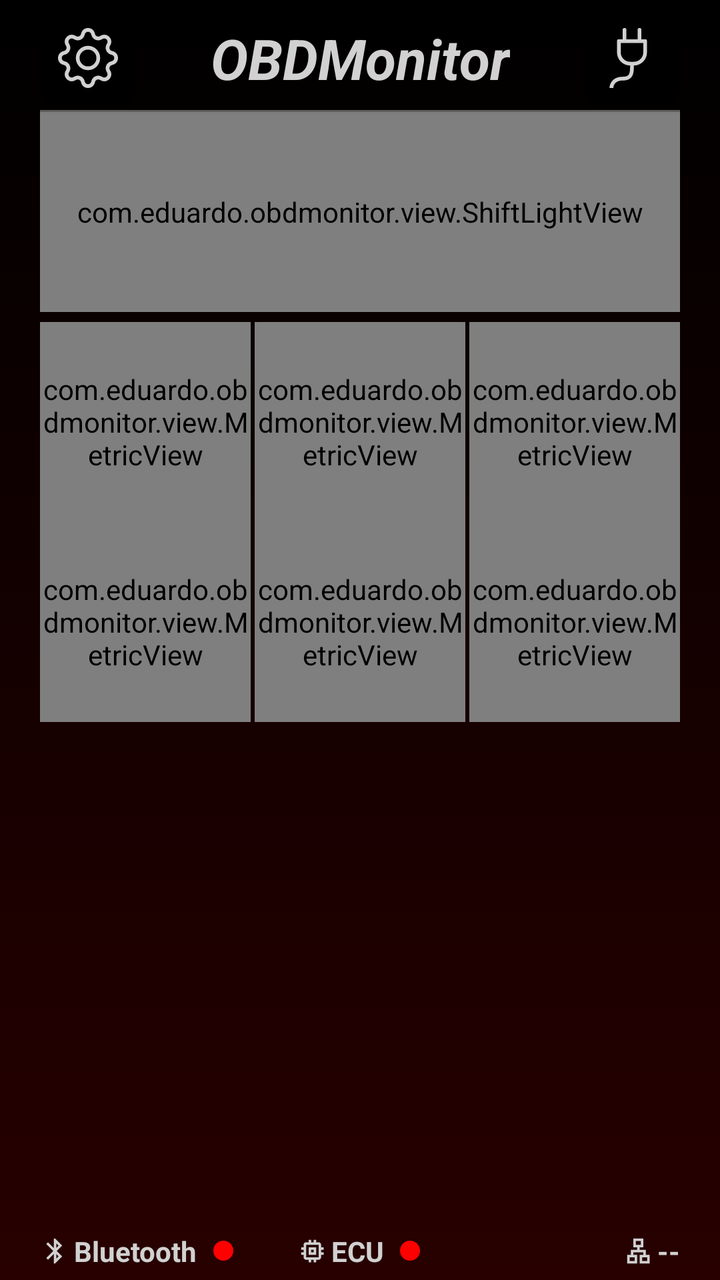
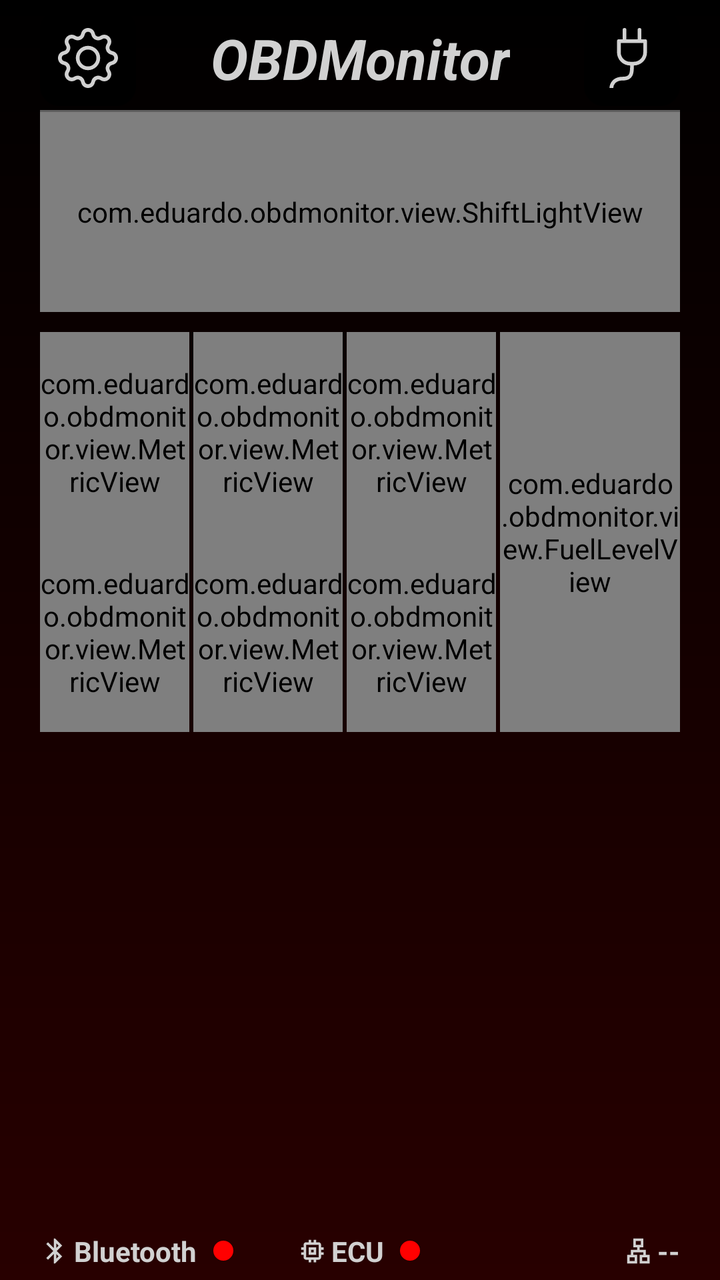

Screens rendered from an Android XML layout before and after an edit, with the pre-edit source and the edit as a unified diff.
<!-- AndroidManifest.xml: application theme Theme.OBDMonitor -->
<!-- res/layout/activity_dashboard.xml -->
<?xml version="1.0" encoding="utf-8"?>
<androidx.constraintlayout.widget.ConstraintLayout xmlns:android="http://schemas.android.com/apk/res/android"
    xmlns:app="http://schemas.android.com/apk/res-auto"
    xmlns:tools="http://schemas.android.com/tools"
    android:id="@+id/main"
    android:layout_width="match_parent"
    android:layout_height="match_parent"
    android:background="@drawable/application_background"
    tools:context=".ui.DashboardActivity">

    <androidx.constraintlayout.widget.ConstraintLayout
        android:id="@+id/containerDashboard"
        android:layout_width="0dp"
        android:layout_height="0dp"
        android:layout_marginStart="20dp"
        android:layout_marginTop="5dp"
        android:layout_marginEnd="20dp"
        android:layout_marginBottom="5dp"
        app:layout_constraintBottom_toBottomOf="parent"
        app:layout_constraintEnd_toEndOf="parent"
        app:layout_constraintStart_toStartOf="parent"
        app:layout_constraintTop_toTopOf="parent">

        <androidx.constraintlayout.widget.ConstraintLayout
            android:id="@+id/containerHeader"
            android:layout_width="0dp"
            android:layout_height="wrap_content"
            app:layout_constraintEnd_toEndOf="parent"
            app:layout_constraintStart_toStartOf="parent"
            app:layout_constraintTop_toTopOf="parent">

            <androidx.appcompat.widget.AppCompatImageButton
                android:id="@+id/btnSettings"
                style="@style/SettingsButtonComponent"
                app:layout_constraintBottom_toBottomOf="parent"
                app:layout_constraintStart_toStartOf="parent"
                app:layout_constraintTop_toTopOf="parent" />

            <TextView
                android:id="@+id/txtTitle"
                android:layout_width="wrap_content"
                android:layout_height="wrap_content"
                android:text="@string/app_name"
                android:textColor="?attr/colorOnPrimary"
                android:textSize="28sp"
                android:textStyle="bold|italic"
                app:layout_constraintBottom_toBottomOf="parent"
                app:layout_constraintEnd_toStartOf="@id/btnConnect"
                app:layout_constraintStart_toEndOf="@id/btnSettings"
                app:layout_constraintTop_toTopOf="parent" />

            <androidx.appcompat.widget.AppCompatImageButton
                android:id="@+id/btnConnect"
                style="@style/ConnectButtonComponent"
                app:layout_constraintBottom_toBottomOf="parent"
                app:layout_constraintEnd_toEndOf="parent"
                app:layout_constraintTop_toTopOf="parent" />
        </androidx.constraintlayout.widget.ConstraintLayout>

        <View
            android:id="@+id/separator"
            style="@style/SeparatorComponent"
            app:layout_constraintEnd_toEndOf="parent"
            app:layout_constraintStart_toStartOf="parent"
            app:layout_constraintTop_toBottomOf="@id/containerHeader" />

        <androidx.constraintlayout.widget.ConstraintLayout
            android:id="@+id/containerMetrics"
            android:layout_width="0dp"
            android:layout_height="0dp"
            app:layout_constraintBottom_toTopOf="@id/containerStatus"
            app:layout_constraintEnd_toEndOf="parent"
            app:layout_constraintStart_toStartOf="parent"
            app:layout_constraintTop_toBottomOf="@id/separator">

            <com.eduardo.obdmonitor.view.ShiftLightView
                android:id="@+id/shiftLight"
                android:layout_width="0dp"
                android:layout_height="100dp"
                app:layout_constraintEnd_toEndOf="parent"
                app:layout_constraintStart_toStartOf="parent"
                app:layout_constraintTop_toTopOf="parent" />

            <com.eduardo.obdmonitor.view.MetricView
                android:id="@+id/cardSpeed"
                android:layout_width="0dp"
                android:layout_height="100dp" />

            <com.eduardo.obdmonitor.view.MetricView
                android:id="@+id/cardThrottle"
                android:layout_width="0dp"
                android:layout_height="100dp" />

            <com.eduardo.obdmonitor.view.MetricView
                android:id="@+id/cardMap"
                android:layout_width="0dp"
                android:layout_height="100dp" />

            <com.eduardo.obdmonitor.view.MetricView
                android:id="@+id/cardCoolant"
                android:layout_width="0dp"
                android:layout_height="100dp" />

            <com.eduardo.obdmonitor.view.MetricView
                android:id="@+id/cardIntake"
                android:layout_width="0dp"
                android:layout_height="100dp" />

            <com.eduardo.obdmonitor.view.MetricView
                android:id="@+id/cardBattery"
                android:layout_width="0dp"
                android:layout_height="100dp" />

            <androidx.constraintlayout.helper.widget.Flow
                android:id="@+id/flowCards"
                android:layout_width="0dp"
                android:layout_height="wrap_content"
                android:layout_marginTop="5dp"
                app:constraint_referenced_ids="cardSpeed,cardThrottle,cardMap,cardCoolant,cardIntake,cardBattery"
                app:flow_horizontalGap="2dp"
                app:flow_horizontalStyle="spread_inside"
                app:flow_maxElementsWrap="3"
                app:flow_verticalAlign="center"
                app:flow_wrapMode="chain"
                app:layout_constraintEnd_toEndOf="parent"
                app:layout_constraintStart_toStartOf="parent"
                app:layout_constraintTop_toBottomOf="@id/shiftLight" />

        </androidx.constraintlayout.widget.ConstraintLayout>

        <LinearLayout
            android:id="@+id/containerStatus"
            android:layout_width="0dp"
            android:layout_height="wrap_content"
            android:gravity="center_vertical"
            android:orientation="horizontal"
            app:layout_constraintBottom_toBottomOf="parent"
            app:layout_constraintEnd_toEndOf="parent"
            app:layout_constraintStart_toStartOf="parent">

            <ImageView
                android:id="@+id/imgBluetooth"
                android:layout_width="15dp"
                android:layout_height="15dp"
                android:contentDescription="@null"
                android:src="@drawable/ic_status_bluetooth" />

            <TextView
                android:id="@+id/txtBluetooth"
                android:layout_width="wrap_content"
                android:layout_height="wrap_content"
                android:layout_marginStart="2dp"
                android:text="@string/bluetooth"
                android:textColor="?attr/colorOnPrimary"
                android:textStyle="bold" />

            <View
                android:id="@+id/viewBluetooth"
                android:layout_width="10dp"
                android:layout_height="10dp"
                android:layout_marginStart="8dp"
                android:background="@drawable/status_off" />

            <ImageView
                android:id="@+id/imgMemory"
                android:layout_width="15dp"
                android:layout_height="15dp"
                android:layout_marginStart="32dp"
                android:contentDescription="@null"
                android:src="@drawable/ic_status_ecu" />

            <TextView
                android:id="@+id/txtEcu"
                android:layout_width="wrap_content"
                android:layout_height="wrap_content"
                android:layout_marginStart="2dp"
                android:text="@string/ecu"
                android:textColor="?attr/colorOnPrimary"
                android:textStyle="bold" />

            <View
                android:id="@+id/viewEcu"
                android:layout_width="10dp"
                android:layout_height="10dp"
                android:layout_marginStart="8dp"
                android:background="@drawable/status_off" />

            <LinearLayout
                android:layout_width="0dp"
                android:layout_height="wrap_content"
                android:layout_marginStart="32dp"
                android:layout_weight="1"
                android:gravity="end|center_vertical"
                android:orientation="horizontal"
                tools:ignore="UseCompoundDrawables">

                <ImageView
                    android:id="@+id/imgLan"
                    android:layout_width="15dp"
                    android:layout_height="15dp"
                    android:contentDescription="@null"
                    android:src="@drawable/ic_status_lan" />

                <TextView
                    android:id="@+id/txtProtocol"
                    android:layout_width="wrap_content"
                    android:layout_height="wrap_content"
                    android:layout_marginStart="2dp"
                    android:text="@string/__"
                    android:textColor="?attr/colorOnPrimary"
                    android:textStyle="bold" />

            </LinearLayout>
        </LinearLayout>
    </androidx.constraintlayout.widget.ConstraintLayout>

    <View
        android:id="@+id/viewLimiter"
        android:layout_width="0dp"
        android:layout_height="0dp"
        android:alpha="0"
        android:background="@color/limiter"
        android:clickable="false"
        android:focusable="false"
        app:layout_constraintBottom_toBottomOf="parent"
        app:layout_constraintEnd_toEndOf="parent"
        app:layout_constraintStart_toStartOf="parent"
        app:layout_constraintTop_toTopOf="parent" />
</androidx.constraintlayout.widget.ConstraintLayout>
<!-- resources referenced by this layout -->
<resources>
  <color name="limiter">#55FF0000</color>
  <string name="__" translatable="false">--</string>
  <string name="ecu" translatable="false">ECU</string>
  <style name="ConnectButtonComponent" parent="ButtonComponent">
          <item name="android:src">@drawable/ic_button_connect</item>
          <item name="android:contentDescription">@null</item>
      </style>
  <style name="SettingsButtonComponent" parent="ButtonComponent">
          <item name="android:src">@drawable/ic_button_settings</item>
          <item name="android:contentDescription">@null</item>
      </style>
  <color name="dark_red">#280000</color>
  <color name="status_off">@color/red</color>
  <color name="red">#FF0000</color>
  <color name="primary_light_mode">@color/black</color>
  <color name="surface_light_mode">@color/black</color>
  <color name="black">#000000</color>
  <color name="grey">#5F5F5F</color>
  <color name="light_grey">#D1D1D1</color>
  <color name="light_red">#8E343C</color>
  <color name="white_transparency">#1EFFFFFF</color>
  <color name="red_transparency">#80280000</color>
  <!-- unchanged entries left out for length: 22 -->
</resources>

<!-- the commit's change to res/layout/activity_dashboard.xml (unified diff, before → after) -->
@@ -45,13 +45,13 @@
                 android:textSize="28sp"
                 android:textStyle="bold|italic"
                 app:layout_constraintBottom_toBottomOf="parent"
-                app:layout_constraintEnd_toStartOf="@id/btnConnect"
+                app:layout_constraintEnd_toStartOf="@id/btnConnection"
                 app:layout_constraintStart_toEndOf="@id/btnSettings"
                 app:layout_constraintTop_toTopOf="parent" />
 
             <androidx.appcompat.widget.AppCompatImageButton
-                android:id="@+id/btnConnect"
-                style="@style/ConnectButtonComponent"
+                android:id="@+id/btnConnection"
+                style="@style/ConnectionButtonComponent"
                 app:layout_constraintBottom_toBottomOf="parent"
                 app:layout_constraintEnd_toEndOf="parent"
                 app:layout_constraintTop_toTopOf="parent" />
@@ -65,7 +65,7 @@
             app:layout_constraintTop_toBottomOf="@id/containerHeader" />
 
         <androidx.constraintlayout.widget.ConstraintLayout
-            android:id="@+id/containerMetrics"
+            android:id="@+id/containerDashboardMetrics"
             android:layout_width="0dp"
             android:layout_height="0dp"
             app:layout_constraintBottom_toTopOf="@id/containerStatus"
@@ -81,51 +81,95 @@
                 app:layout_constraintStart_toStartOf="parent"
                 app:layout_constraintTop_toTopOf="parent" />
 
-            <com.eduardo.obdmonitor.view.MetricView
-                android:id="@+id/cardSpeed"
+            <androidx.constraintlayout.widget.ConstraintLayout
+                android:id="@+id/containerMetrics"
                 android:layout_width="0dp"
-                android:layout_height="100dp" />
-
-            <com.eduardo.obdmonitor.view.MetricView
-                android:id="@+id/cardThrottle"
-                android:layout_width="0dp"
-                android:layout_height="100dp" />
-
-            <com.eduardo.obdmonitor.view.MetricView
-                android:id="@+id/cardMap"
-                android:layout_width="0dp"
-                android:layout_height="100dp" />
-
-            <com.eduardo.obdmonitor.view.MetricView
-                android:id="@+id/cardCoolant"
-                android:layout_width="0dp"
-                android:layout_height="100dp" />
-
-            <com.eduardo.obdmonitor.view.MetricView
-                android:id="@+id/cardIntake"
-                android:layout_width="0dp"
-                android:layout_height="100dp" />
-
-            <com.eduardo.obdmonitor.view.MetricView
-                android:id="@+id/cardBattery"
-                android:layout_width="0dp"
-                android:layout_height="100dp" />
-
-            <androidx.constraintlayout.helper.widget.Flow
-                android:id="@+id/flowCards"
-                android:layout_width="0dp"
                 android:layout_height="wrap_content"
                 android:layout_marginTop="5dp"
-                app:constraint_referenced_ids="cardSpeed,cardThrottle,cardMap,cardCoolant,cardIntake,cardBattery"
-                app:flow_horizontalGap="2dp"
-                app:flow_horizontalStyle="spread_inside"
-                app:flow_maxElementsWrap="3"
-                app:flow_verticalAlign="center"
-                app:flow_wrapMode="chain"
                 app:layout_constraintEnd_toEndOf="parent"
                 app:layout_constraintStart_toStartOf="parent"
-                app:layout_constraintTop_toBottomOf="@id/shiftLight" />
-
+                app:layout_constraintTop_toBottomOf="@id/shiftLight">
+
+                <androidx.constraintlayout.helper.widget.Flow
+                    android:id="@+id/flowCards"
+                    android:layout_width="0dp"
+                    android:layout_height="wrap_content"
+                    android:layout_marginTop="5dp"
+                    app:constraint_referenced_ids="cardSpeed,cardThrottle,cardMap,cardCoolant,cardIntake,cardBattery"
+                    app:flow_horizontalGap="2dp"
+                    app:flow_horizontalStyle="spread_inside"
+                    app:flow_maxElementsWrap="3"
+                    app:flow_verticalAlign="center"
+                    app:flow_wrapMode="chain"
+                    app:layout_constraintEnd_toStartOf="@id/fuelLevel"
+                    app:layout_constraintStart_toStartOf="parent"
+                    app:layout_constraintTop_toTopOf="parent" />
+
+                <com.eduardo.obdmonitor.view.MetricView
+                    android:id="@+id/cardSpeed"
+                    android:layout_width="0dp"
+                    android:layout_height="100dp"
+                    app:metricIcon="@drawable/ic_dashboard_speedometer"
+                    app:metricTitle="@string/speed"
+                    app:metricUnit="km/h"
+                    app:metricValue="0" />
+
+                <com.eduardo.obdmonitor.view.MetricView
+                    android:id="@+id/cardThrottle"
+                    android:layout_width="0dp"
+                    android:layout_height="100dp"
+                    app:metricIcon="@drawable/ic_dashboard_throttle"
+                    app:metricTitle="@string/throttle"
+                    app:metricUnit="%"
+                    app:metricValue="0" />
+
+                <com.eduardo.obdmonitor.view.MetricView
+                    android:id="@+id/cardMap"
+                    android:layout_width="0dp"
+                    android:layout_height="100dp"
+                    app:metricIcon="@drawable/ic_dashboard_pressure_gauge"
+                    app:metricTitle="@string/map"
+                    app:metricUnit="kPa"
+                    app:metricValue="0" />
+
+                <com.eduardo.obdmonitor.view.MetricView
+                    android:id="@+id/cardCoolant"
+                    android:layout_width="0dp"
+                    android:layout_height="100dp"
+                    app:metricIcon="@drawable/ic_dashboard_thermometer"
+                    app:metricTitle="@string/engine_t"
+                    app:metricUnit="°C"
+                    app:metricValue="0" />
+
+                <com.eduardo.obdmonitor.view.MetricView
+                    android:id="@+id/cardIntake"
+                    android:layout_width="0dp"
+                    android:layout_height="100dp"
+                    app:metricIcon="@drawable/ic_dashboard_thermometer"
+                    app:metricTitle="@string/intake_t"
+                    app:metricUnit="°C"
+                    app:metricValue="0" />
+
+                <com.eduardo.obdmonitor.view.MetricView
+                    android:id="@+id/cardBattery"
+                    android:layout_width="0dp"
+                    android:layout_height="100dp"
+                    app:metricIcon="@drawable/ic_dashboard_lightning_charge"
+                    app:metricTitle="@string/battery"
+                    app:metricUnit="V"
+                    app:metricValue="0.0" />
+
+                <com.eduardo.obdmonitor.view.FuelLevelView
+                    android:id="@+id/fuelLevel"
+                    android:layout_width="90dp"
+                    android:layout_height="0dp"
+                    android:layout_marginStart="2dp"
+                    app:layout_constraintBottom_toBottomOf="@id/flowCards"
+                    app:layout_constraintEnd_toEndOf="parent"
+                    app:layout_constraintStart_toEndOf="@id/flowCards"
+                    app:layout_constraintTop_toTopOf="@id/flowCards" />
+
+            </androidx.constraintlayout.widget.ConstraintLayout>
         </androidx.constraintlayout.widget.ConstraintLayout>
 
         <LinearLayout
<!-- resource entries referenced after the edit -->
@@ -1,18 +1,65 @@
 <!-- resources referenced by this layout -->
 <resources>
   <color name="limiter">#55FF0000</color>
+  <!-- drawable ic_dashboard_lightning_charge (drawable) -->
+  <vector xmlns:android="http://schemas.android.com/apk/res/android"
+      android:width="16dp"
+      android:height="16dp"
+      android:viewportWidth="16"
+      android:viewportHeight="16">
+      <path
+          android:fillColor="?attr/colorOnSurface"
+          android:pathData="M11.251,0.068a0.5,0.5 0,0 1,0.227 0.58L9.677,6.5H13a0.5,0.5 0,0 1,0.364 0.843l-8,8.5a0.5,0.5 0,0 1,-0.842 -0.49L6.323,9.5H3a0.5,0.5 0,0 1,-0.364 -0.843l8,-8.5a0.5,0.5 0,0 1,0.615 -0.09zM4.157,8.5H7a0.5,0.5 0,0 1,0.478 0.647L6.11,13.59l5.732,-6.09H9a0.5,0.5 0,0 1,-0.478 -0.647L9.89,2.41z" />
+  </vector>
+  <!-- drawable ic_dashboard_pressure_gauge: vector/xml drawable (drawable, 2245 chars, omitted) -->
+  <!-- drawable ic_dashboard_speedometer (drawable) -->
+  <vector xmlns:android="http://schemas.android.com/apk/res/android"
+      android:width="16dp"
+      android:height="16dp"
+      android:viewportWidth="16"
+      android:viewportHeight="16">
+      <path
+          android:fillColor="?attr/colorOnSurface"
+          android:pathData="M8,2a0.5,0.5 0,0 1,0.5 0.5V4a0.5,0.5 0,0 1,-1 0V2.5A0.5,0.5 0,0 1,8 2M3.732,3.732a0.5,0.5 0,0 1,0.707 0l0.915,0.914a0.5,0.5 0,1 1,-0.708 0.708l-0.914,-0.915a0.5,0.5 0,0 1,0 -0.707M2,8a0.5,0.5 0,0 1,0.5 -0.5h1.586a0.5,0.5 0,0 1,0 1H2.5A0.5,0.5 0,0 1,2 8m9.5,0a0.5,0.5 0,0 1,0.5 -0.5h1.5a0.5,0.5 0,0 1,0 1H12a0.5,0.5 0,0 1,-0.5 -0.5m0.754,-4.246a0.39,0.39 0,0 0,-0.527 -0.02L7.547,7.31A0.91,0.91 0,1 0,8.85 8.569l3.434,-4.297a0.39,0.39 0,0 0,-0.029 -0.518z" />
+      <path
+          android:fillColor="?attr/colorOnSurface"
+          android:fillType="evenOdd"
+          android:pathData="M6.664,15.889A8,8 0,1 1,9.336 0.11a8,8 0,0 1,-2.672 15.78zM1.999,11.606A11.95,11.95 0,0 1,8 10c2.186,0 4.236,0.585 6.001,1.606a7,7 0,1 0,-12.002 0" />
+  </vector>
+  <!-- drawable ic_dashboard_thermometer (drawable) -->
+  <vector xmlns:android="http://schemas.android.com/apk/res/android"
+      android:width="16dp"
+      android:height="16dp"
+      android:viewportWidth="16"
+      android:viewportHeight="16">
+      <path
+          android:fillColor="?attr/colorOnSurface"
+          android:pathData="M8,14a1.5,1.5 0,1 0,0 -3,1.5 1.5,0 0,0 0,3" />
+      <path
+          android:fillColor="?attr/colorOnSurface"
+          android:pathData="M8,0a2.5,2.5 0,0 0,-2.5 2.5v7.55a3.5,3.5 0,1 0,5 0V2.5A2.5,2.5 0,0 0,8 0M6.5,2.5a1.5,1.5 0,1 1,3 0v7.987l0.167,0.15a2.5,2.5 0,1 1,-3.333 0l0.166,-0.15z" />
+  </vector>
+  <!-- drawable ic_dashboard_throttle: vector/xml drawable (drawable, 10269 chars, omitted) -->
   <string name="__" translatable="false">--</string>
+  <string name="battery">Bateria</string>
   <string name="ecu" translatable="false">ECU</string>
-  <style name="ConnectButtonComponent" parent="ButtonComponent">
+  <string name="engine_t">T. Motor</string>
+  <string name="intake_t">T. Admissão</string>
+  <string name="map">MAP</string>
+  <string name="speed">Velocidade</string>
+  <string name="throttle">Borboleta</string>
+  <style name="ConnectionButtonComponent" parent="ButtonComponent">
           <item name="android:src">@drawable/ic_button_connect</item>
-          <item name="android:contentDescription">@null</item>
+          <item name="android:contentDescription">@string/connection</item>
       </style>
   <style name="SettingsButtonComponent" parent="ButtonComponent">
           <item name="android:src">@drawable/ic_button_settings</item>
-          <item name="android:contentDescription">@null</item>
+          <item name="android:contentDescription">@string/settings</item>
       </style>
   <color name="dark_red">#280000</color>
   <color name="status_off">@color/red</color>
+  <string name="connection">Conexão</string>
+  <string name="settings">Configurações</string>
   <color name="red">#FF0000</color>
   <color name="primary_light_mode">@color/black</color>
   <color name="surface_light_mode">@color/black</color>
